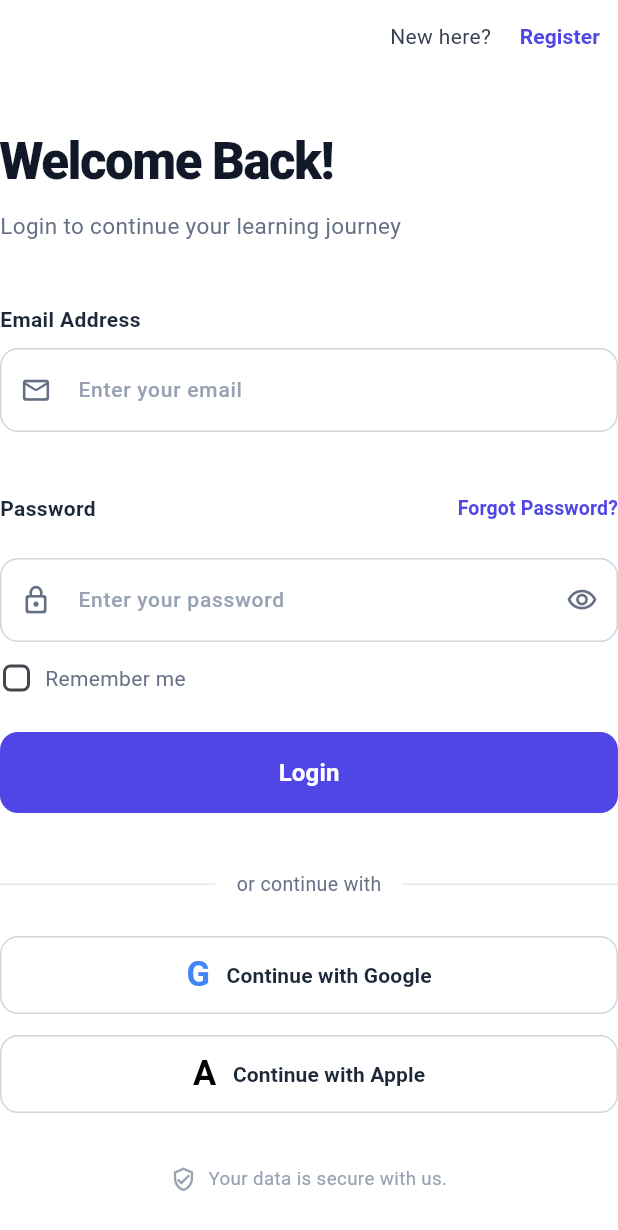
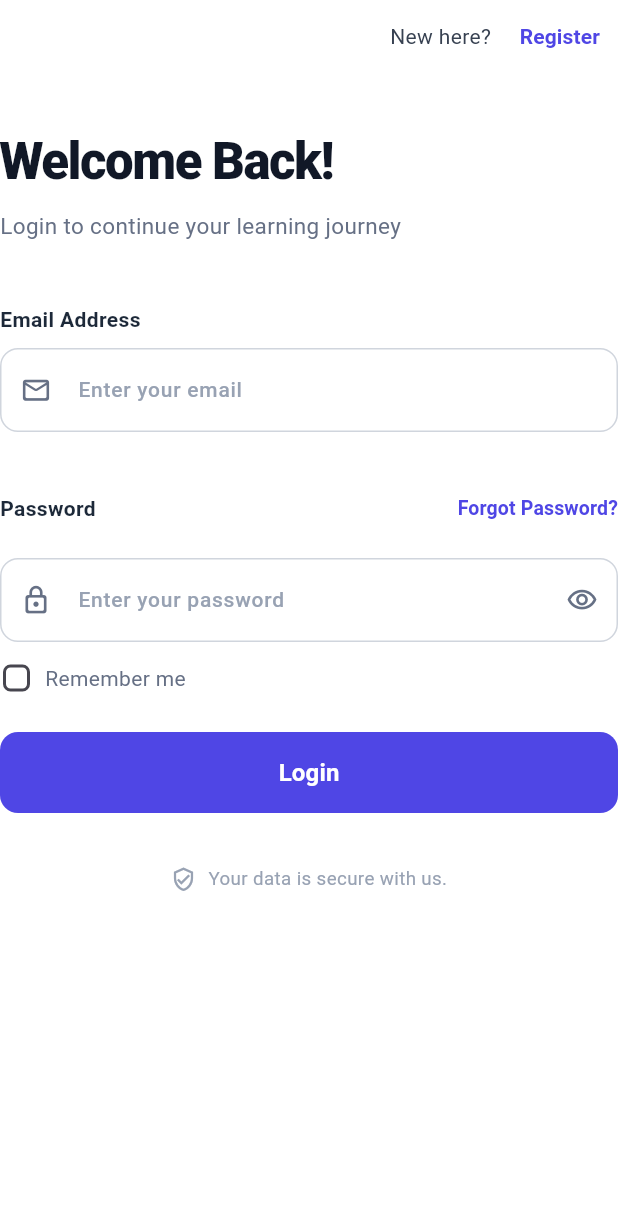
Before and after one commit to revathi25-09/job-prep-platform, a Flutter app: the LoginForm widget shown alone on an empty page, opened directly with empty values, on a phone screen of 412 x 824 dp. Shown: the top 1230 px of the screen. Run offline on Flutter 3.47's test engine with Material 3 defaults, Android fonts, the phone set to English and light mode, and no system bars.

Commit message:
Updated main.dart

```diff
--- a/mobile/lib/main.dart
+++ b/mobile/lib/main.dart
@@ -821,22 +821,6 @@ class _LoginFormState extends State<LoginForm> {
             ],
           ),
         ),
-        const SizedBox(height: 38),
-        const OrDivider(),
-        const SizedBox(height: 25),
-        SocialLoginButton(
-          icon: 'G',
-          iconColor: const Color(0xFF4285F4),
-          text: 'Continue with Google',
-          onPressed: () {},
-        ),
-        const SizedBox(height: 14),
-        SocialLoginButton(
-          icon: 'A',
-          iconColor: Colors.black,
-          text: 'Continue with Apple',
-          onPressed: () {},
-        ),
         const SizedBox(height: 35),
         const Row(
           mainAxisAlignment: MainAxisAlignment.center,
```
